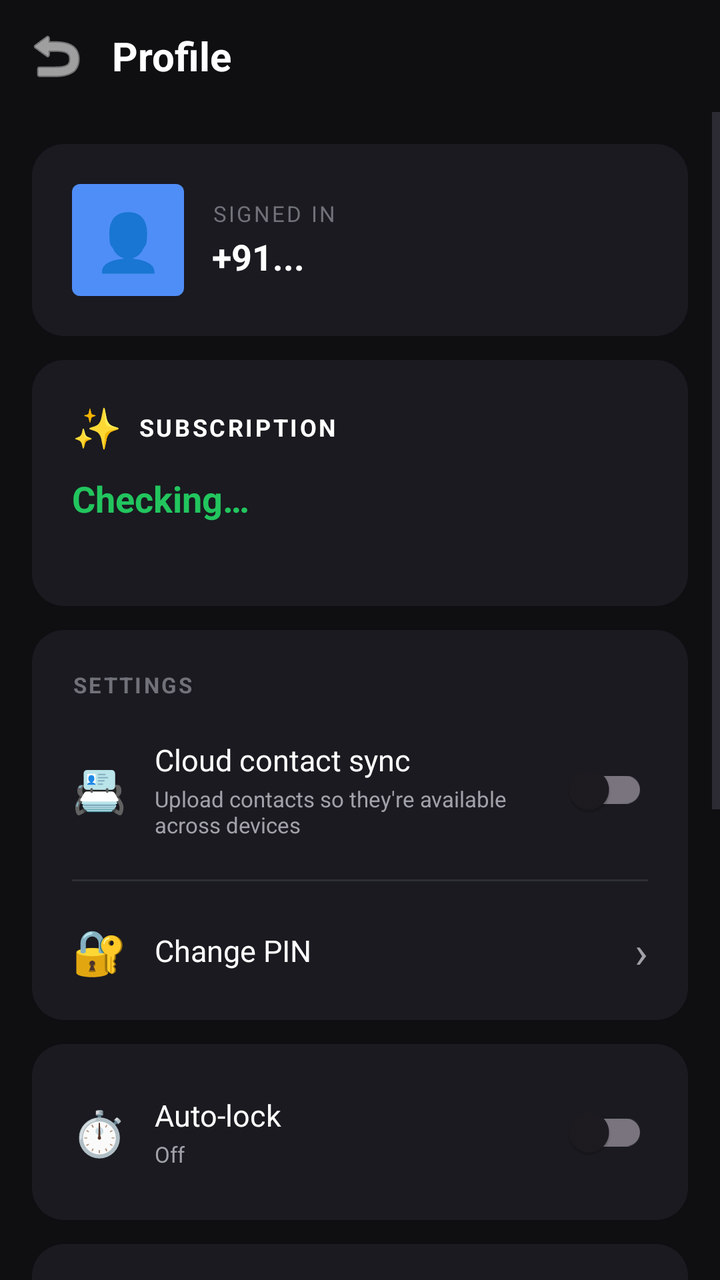
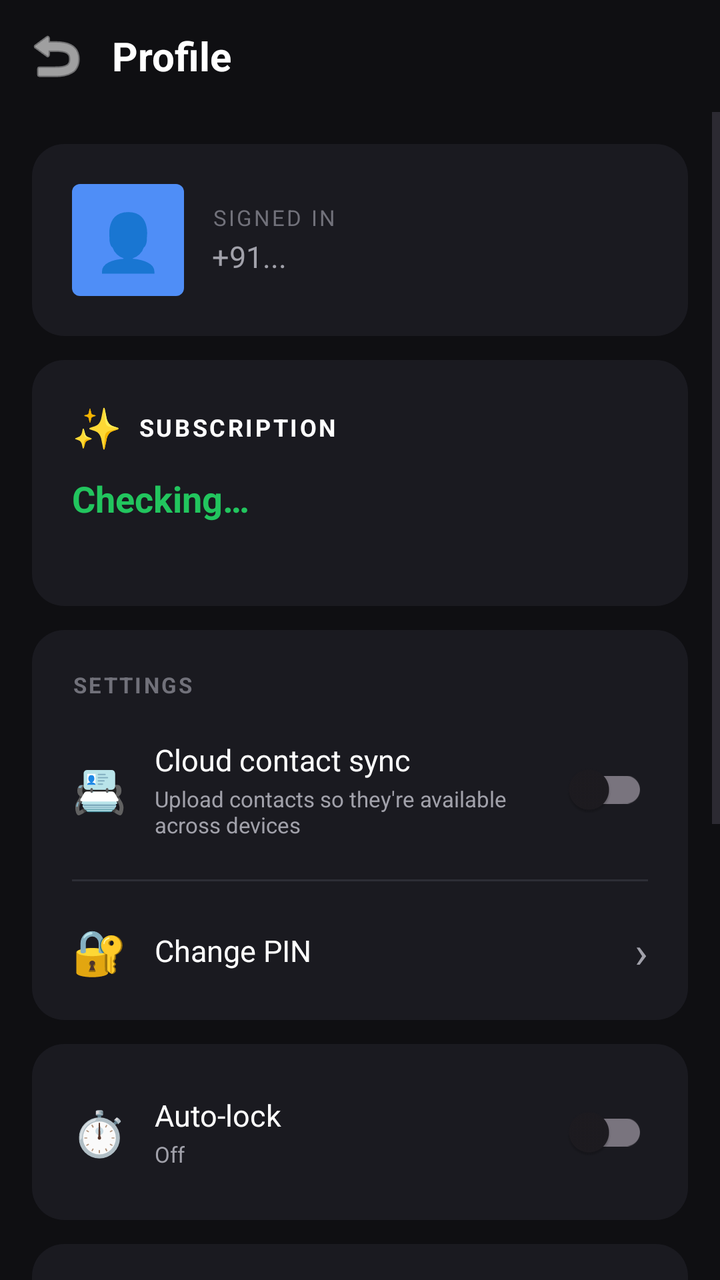

An Android layout rendered at two revisions. The XML below is the earlier revision; the diff shows what the commit changed to produce the second picture.
<!-- AndroidManifest.xml: application theme Theme.CallFilter -->
<!-- res/layout/activity_profile.xml -->
<?xml version="1.0" encoding="utf-8"?>
<LinearLayout xmlns:android="http://schemas.android.com/apk/res/android"
    android:layout_width="match_parent"
    android:layout_height="match_parent"
    android:orientation="vertical"
    android:background="@color/bg">

    
    <LinearLayout
        android:layout_width="match_parent"
        android:layout_height="56dp"
        android:orientation="horizontal"
        android:gravity="center_vertical"
        android:paddingStart="8dp"
        android:paddingEnd="16dp">
        <ImageButton
            android:id="@+id/btnBack"
            android:layout_width="40dp"
            android:layout_height="40dp"
            android:src="@android:drawable/ic_menu_revert"
            android:background="?android:attr/selectableItemBackgroundBorderless"
            android:contentDescription="Back"
            android:tint="@color/text"/>
        <TextView
            android:layout_width="0dp"
            android:layout_weight="1"
            android:layout_height="wrap_content"
            android:text="Profile"
            android:textSize="20sp"
            android:textStyle="bold"
            android:textColor="@color/text"
            android:layout_marginStart="8dp"/>
    </LinearLayout>

    <ScrollView
        android:layout_width="match_parent"
        android:layout_height="0dp"
        android:layout_weight="1">

        <LinearLayout
            android:layout_width="match_parent"
            android:layout_height="wrap_content"
            android:orientation="vertical"
            android:padding="16dp">

            
            <LinearLayout
                android:layout_width="match_parent"
                android:layout_height="wrap_content"
                android:orientation="horizontal"
                android:gravity="center_vertical"
                android:background="@drawable/card_bg"
                android:padding="20dp">

                <TextView
                    android:layout_width="56dp"
                    android:layout_height="56dp"
                    android:text="👤"
                    android:textSize="28sp"
                    android:gravity="center"
                    android:background="@drawable/badge_accent"
                    android:layout_marginEnd="14dp"/>

                <LinearLayout
                    android:layout_width="0dp"
                    android:layout_weight="1"
                    android:layout_height="wrap_content"
                    android:orientation="vertical">
                    <TextView
                        android:layout_width="wrap_content"
                        android:layout_height="wrap_content"
                        android:text="SIGNED IN"
                        android:textSize="11sp"
                        android:textColor="@color/muted"
                        android:letterSpacing="0.1"/>
                    <TextView
                        android:id="@+id/profileMobileLabel"
                        android:layout_width="wrap_content"
                        android:layout_height="wrap_content"
                        android:text="+91..."
                        android:textSize="18sp"
                        android:textStyle="bold"
                        android:textColor="@color/text"
                        android:layout_marginTop="2dp"/>
                </LinearLayout>
            </LinearLayout>

            
            <LinearLayout
                android:layout_width="match_parent"
                android:layout_height="wrap_content"
                android:orientation="vertical"
                android:background="@drawable/card_bg"
                android:padding="20dp"
                android:layout_marginTop="12dp">

                <LinearLayout
                    android:layout_width="match_parent"
                    android:layout_height="wrap_content"
                    android:orientation="horizontal"
                    android:gravity="center_vertical">
                    <TextView
                        android:layout_width="wrap_content"
                        android:layout_height="wrap_content"
                        android:text="✨"
                        android:textSize="20sp"
                        android:layout_marginEnd="8dp"/>
                    <TextView
                        android:layout_width="0dp"
                        android:layout_weight="1"
                        android:layout_height="wrap_content"
                        android:text="SUBSCRIPTION"
                        android:textSize="12sp"
                        android:textStyle="bold"
                        android:textColor="@color/text"
                        android:letterSpacing="0.1"/>
                </LinearLayout>

                <TextView
                    android:id="@+id/profileSubStatus"
                    android:layout_width="wrap_content"
                    android:layout_height="wrap_content"
                    android:text="Checking…"
                    android:textSize="18sp"
                    android:textStyle="bold"
                    android:textColor="@color/accept"
                    android:layout_marginTop="10dp"/>

                <TextView
                    android:id="@+id/profilePlanPrice"
                    android:layout_width="wrap_content"
                    android:layout_height="wrap_content"
                    android:text=""
                    android:textSize="13sp"
                    android:textColor="@color/subtext"
                    android:layout_marginTop="4dp"/>

                <TextView
                    android:id="@+id/btnManageSubscription"
                    android:layout_width="match_parent"
                    android:layout_height="46dp"
                    android:text="Manage / Cancel subscription"
                    android:textSize="13sp"
                    android:textStyle="bold"
                    android:textColor="@color/accent"
                    android:background="@drawable/btn_type_inactive"
                    android:gravity="center"
                    android:clickable="true"
                    android:focusable="true"
                    android:foreground="?android:attr/selectableItemBackground"
                    android:layout_marginTop="14dp"
                    android:visibility="gone"/>

                <TextView
                    android:id="@+id/btnViewPlans"
                    android:layout_width="match_parent"
                    android:layout_height="46dp"
                    android:text="🛒 Buy a plan"
                    android:textSize="13sp"
                    android:textStyle="bold"
                    android:textColor="@color/white"
                    android:background="@drawable/btn_accent"
                    android:gravity="center"
                    android:clickable="true"
                    android:focusable="true"
                    android:foreground="?android:attr/selectableItemBackground"
                    android:layout_marginTop="14dp"
                    android:visibility="gone"/>
            </LinearLayout>

            
            <LinearLayout
                android:layout_width="match_parent"
                android:layout_height="wrap_content"
                android:orientation="vertical"
                android:background="@drawable/card_bg"
                android:layout_marginTop="12dp">

                <TextView
                    android:layout_width="match_parent"
                    android:layout_height="wrap_content"
                    android:text="SETTINGS"
                    android:textSize="11sp"
                    android:textStyle="bold"
                    android:textColor="@color/muted"
                    android:letterSpacing="0.1"
                    android:paddingStart="20dp"
                    android:paddingEnd="20dp"
                    android:paddingTop="20dp"/>

                
                <LinearLayout
                    android:layout_width="match_parent"
                    android:layout_height="wrap_content"
                    android:orientation="horizontal"
                    android:gravity="center_vertical"
                    android:padding="20dp">
                    <TextView
                        android:layout_width="wrap_content"
                        android:layout_height="wrap_content"
                        android:text="📇"
                        android:textSize="22sp"
                        android:layout_marginEnd="14dp"/>
                    <LinearLayout
                        android:layout_width="0dp"
                        android:layout_weight="1"
                        android:layout_height="wrap_content"
                        android:orientation="vertical">
                        <TextView
                            android:layout_width="wrap_content"
                            android:layout_height="wrap_content"
                            android:text="Cloud contact sync"
                            android:textSize="15sp"
                            android:textColor="@color/text"/>
                        <TextView
                            android:layout_width="wrap_content"
                            android:layout_height="wrap_content"
                            android:text="Upload contacts so they're available across devices"
                            android:textSize="11sp"
                            android:textColor="@color/subtext"
                            android:layout_marginTop="2dp"/>
                    </LinearLayout>
                    <androidx.appcompat.widget.SwitchCompat
                        android:id="@+id/contactsSyncSwitch"
                        android:layout_width="wrap_content"
                        android:layout_height="wrap_content"
                        android:thumbTint="@color/text"
                        android:trackTint="@color/accent"/>
                </LinearLayout>

                <View
                    android:layout_width="match_parent"
                    android:layout_height="1dp"
                    android:background="@color/border"
                    android:layout_marginStart="20dp"
                    android:layout_marginEnd="20dp"/>

                
                <LinearLayout
                    android:id="@+id/rowChangePin"
                    android:layout_width="match_parent"
                    android:layout_height="wrap_content"
                    android:orientation="horizontal"
                    android:gravity="center_vertical"
                    android:padding="20dp"
                    android:clickable="true"
                    android:focusable="true"
                    android:background="?android:attr/selectableItemBackground">
                    <TextView
                        android:layout_width="wrap_content"
                        android:layout_height="wrap_content"
                        android:text="🔐"
                        android:textSize="22sp"
                        android:layout_marginEnd="14dp"/>
                    <TextView
                        android:layout_width="0dp"
                        android:layout_weight="1"
                        android:layout_height="wrap_content"
                        android:text="Change PIN"
                        android:textSize="15sp"
                        android:textColor="@color/text"/>
                    <TextView
                        android:layout_width="wrap_content"
                        android:layout_height="wrap_content"
                        android:text="›"
                        android:textSize="22sp"
                        android:textColor="@color/subtext"/>
                </LinearLayout>
            </LinearLayout>

            
            <LinearLayout
                android:layout_width="match_parent"
                android:layout_height="wrap_content"
                android:orientation="horizontal"
                android:gravity="center_vertical"
                android:background="@drawable/card_bg"
                android:padding="20dp"
                android:layout_marginTop="12dp">
                <TextView
                    android:layout_width="wrap_content"
                    android:layout_height="wrap_content"
                    android:text="⏱️"
                    android:textSize="22sp"
                    android:layout_marginEnd="14dp"/>
                <LinearLayout
                    android:layout_width="0dp"
                    android:layout_weight="1"
                    android:layout_height="wrap_content"
                    android:orientation="vertical">
                    <TextView
                        android:layout_width="wrap_content"
                        android:layout_height="wrap_content"
                        android:text="Auto-lock"
                        android:textSize="15sp"
                        android:textColor="@color/text"/>
                    <TextView
                        android:id="@+id/autoLockSummary"
                        android:layout_width="wrap_content"
                        android:layout_height="wrap_content"
                        android:text="Off"
                        android:textSize="11sp"
                        android:textColor="@color/subtext"
                        android:layout_marginTop="2dp"/>
                </LinearLayout>
                <androidx.appcompat.widget.SwitchCompat
                    android:id="@+id/autoLockSwitch"
                    android:layout_width="wrap_content"
                    android:layout_height="wrap_content"
                    android:thumbTint="@color/text"
                    android:trackTint="@color/accent"/>
            </LinearLayout>

            
            <LinearLayout
                android:id="@+id/rowLock"
                android:layout_width="match_parent"
                android:layout_height="wrap_content"
                android:orientation="horizontal"
                android:gravity="center_vertical"
                android:background="@drawable/card_bg"
                android:padding="20dp"
                android:layout_marginTop="12dp"
                android:clickable="true"
                android:focusable="true"
                android:foreground="?android:attr/selectableItemBackground">
                <TextView
                    android:layout_width="wrap_content"
                    android:layout_height="wrap_content"
                    android:text="🔒"
                    android:textSize="22sp"
                    android:layout_marginEnd="14dp"/>
                <LinearLayout
                    android:layout_width="0dp"
                    android:layout_weight="1"
                    android:layout_height="wrap_content"
                    android:orientation="vertical">
                    <TextView
                        android:layout_width="wrap_content"
                        android:layout_height="wrap_content"
                        android:text="Lock app"
                        android:textSize="15sp"
                        android:textColor="@color/text"/>
                    <TextView
                        android:layout_width="wrap_content"
                        android:layout_height="wrap_content"
                        android:text="Require PIN on next open"
                        android:textSize="11sp"
                        android:textColor="@color/subtext"
                        android:layout_marginTop="2dp"/>
                </LinearLayout>
                <TextView
                    android:layout_width="wrap_content"
                    android:layout_height="wrap_content"
                    android:text="›"
                    android:textSize="22sp"
                    android:textColor="@color/subtext"/>
            </LinearLayout>

            
            <LinearLayout
                android:id="@+id/rowLogout"
                android:layout_width="match_parent"
                android:layout_height="wrap_content"
                android:orientation="horizontal"
                android:gravity="center_vertical"
                android:background="@drawable/card_bg"
                android:padding="20dp"
                android:layout_marginTop="12dp"
                android:clickable="true"
                android:focusable="true"
                android:foreground="?android:attr/selectableItemBackground">
                <TextView
                    android:layout_width="wrap_content"
                    android:layout_height="wrap_content"
                    android:text="🚪"
                    android:textSize="22sp"
                    android:layout_marginEnd="14dp"/>
                <TextView
                    android:layout_width="0dp"
                    android:layout_weight="1"
                    android:layout_height="wrap_content"
                    android:text="Sign out"
                    android:textSize="15sp"
                    android:textColor="@color/reject"/>
            </LinearLayout>

            
            <LinearLayout
                android:layout_width="match_parent"
                android:layout_height="wrap_content"
                android:orientation="vertical"
                android:background="@drawable/card_bg"
                android:padding="16dp"
                android:layout_marginBottom="12dp">
                <LinearLayout
                    android:layout_width="match_parent"
                    android:layout_height="wrap_content"
                    android:orientation="horizontal"
                    android:gravity="center_vertical"
                    android:layout_marginBottom="10dp">
                    <LinearLayout android:layout_width="0dp" android:layout_weight="1"
                        android:layout_height="wrap_content" android:orientation="vertical">
                        <TextView android:layout_width="wrap_content" android:layout_height="wrap_content"
                            android:text="Auto-reply SMS when call is blocked"
                            android:textSize="14sp" android:textStyle="bold" android:textColor="@color/text"/>
                        <TextView android:layout_width="wrap_content" android:layout_height="wrap_content"
                            android:text="Sends SMS automatically to blocked callers"
                            android:textSize="12sp" android:textColor="@color/subtext" android:layout_marginTop="2dp"/>
                    </LinearLayout>
                    <androidx.appcompat.widget.SwitchCompat
                        android:id="@+id/switchAutoSms"
                        android:layout_width="wrap_content" android:layout_height="wrap_content"/>
                </LinearLayout>
                <EditText
                    android:id="@+id/etAutoSmsMessage"
                    android:layout_width="match_parent" android:layout_height="wrap_content"
                    android:hint="SMS message to send to blocked callers..."
                    android:textSize="13sp" android:textColor="@color/text"
                    android:textColorHint="@color/muted"
                    android:background="@drawable/btn_type_inactive"
                    android:padding="10dp" android:minLines="2" android:maxLines="4"
                    android:inputType="textMultiLine" android:gravity="top"/>
                <Button
                    android:id="@+id/btnSaveSmsMessage"
                    android:layout_width="wrap_content" android:layout_height="36dp"
                    android:text="Save message" android:textSize="12sp" android:textColor="#fff"
                    android:background="@drawable/btn_accent"
                    android:paddingStart="14dp" android:paddingEnd="14dp"
                    android:layout_marginTop="8dp" android:minWidth="0dp"/>
            </LinearLayout>
            <TextView
                android:id="@+id/tvAppVersion"
                android:layout_width="match_parent"
                android:layout_height="wrap_content"
                android:text="AI CallFilter · v1.25.228"
                android:textSize="11sp"
                android:textColor="@color/muted"
                android:gravity="center"
                android:layout_marginTop="24dp"/>
        </LinearLayout>
    </ScrollView>
</LinearLayout>
<!-- resources referenced by this layout -->
<resources>
  <color name="accent">#4F8EF7</color>
  <color name="accept">#22C55E</color>
  <color name="bg">#0F0F12</color>
  <color name="border">#2D2E36</color>
  <color name="muted">#71717A</color>
  <color name="reject">#EF4444</color>
  <color name="subtext">#A1A1AA</color>
  <color name="text">#FFFFFF</color>
  <color name="white">#FFFFFF</color>
  <!-- drawable badge_accent (drawable) -->
  <?xml version="1.0" encoding="utf-8"?>
  <shape xmlns:android="http://schemas.android.com/apk/res/android" android:shape="rectangle">
      <corners android:radius="4dp"/>
      <solid android:color="#4F8EF7"/>
  </shape>
  <!-- drawable btn_accent (drawable) -->
  <?xml version="1.0" encoding="utf-8"?>
  <shape xmlns:android="http://schemas.android.com/apk/res/android" android:shape="rectangle">
      <corners android:radius="12dp"/>
      <solid android:color="#4F8EF7"/>
  </shape>
  <!-- drawable btn_type_inactive (drawable) -->
  <?xml version="1.0" encoding="utf-8"?>
  <shape xmlns:android="http://schemas.android.com/apk/res/android" android:shape="rectangle">
      <corners android:radius="12dp"/>
      <solid android:color="#22232A"/>
      <stroke android:width="1dp" android:color="#2D2E36"/>
  </shape>
  <!-- drawable card_bg (drawable) -->
  <?xml version="1.0" encoding="utf-8"?>
  <shape xmlns:android="http://schemas.android.com/apk/res/android" android:shape="rectangle">
      <corners android:radius="16dp"/>
      <solid android:color="#1A1A20"/>
  </shape>
  <style name="Theme.CallFilter" parent="Theme.Material3.DayNight.NoActionBar">
          <item name="android:windowBackground">@color/bg</item>
          <item name="android:statusBarColor">@color/bg</item>
          <item name="android:navigationBarColor">@color/bg</item>
          <item name="android:windowLightStatusBar">false</item>
          <item name="colorPrimary">@color/accent</item>
          <item name="colorOnPrimary">@color/white</item>
          <item name="android:textColor">@color/text</item>
      </style>
</resources>

<!-- the commit's change to res/layout/activity_profile.xml (unified diff, before → after) -->
@@ -74,13 +74,22 @@
                         android:textColor="@color/muted"
                         android:letterSpacing="0.1"/>
                     <TextView
-                        android:id="@+id/profileMobileLabel"
-                        android:layout_width="wrap_content"
-                        android:layout_height="wrap_content"
-                        android:text="+91..."
-                        android:textSize="18sp"
+                        android:id="@+id/profileNameLabel"
+                        android:layout_width="wrap_content"
+                        android:layout_height="wrap_content"
+                        android:text=""
+                        android:textSize="20sp"
                         android:textStyle="bold"
                         android:textColor="@color/text"
+                        android:layout_marginTop="2dp"
+                        android:visibility="gone"/>
+                    <TextView
+                        android:id="@+id/profileMobileLabel"
+                        android:layout_width="wrap_content"
+                        android:layout_height="wrap_content"
+                        android:text="+91..."
+                        android:textSize="15sp"
+                        android:textColor="@color/subtext"
                         android:layout_marginTop="2dp"/>
                 </LinearLayout>
             </LinearLayout>
@@ -398,42 +407,39 @@
                     android:layout_height="wrap_content"
                     android:orientation="horizontal"
                     android:gravity="center_vertical"
-                    android:layout_marginBottom="10dp">
-                    <LinearLayout android:layout_width="0dp" android:layout_weight="1"
-                        android:layout_height="wrap_content" android:orientation="vertical">
-                        <TextView android:layout_width="wrap_content" android:layout_height="wrap_content"
-                            android:text="Auto-reply SMS when call is blocked"
-                            android:textSize="14sp" android:textStyle="bold" android:textColor="@color/text"/>
-                        <TextView android:layout_width="wrap_content" android:layout_height="wrap_content"
-                            android:text="Sends SMS automatically to blocked callers"
-                            android:textSize="12sp" android:textColor="@color/subtext" android:layout_marginTop="2dp"/>
-                    </LinearLayout>
-                    <androidx.appcompat.widget.SwitchCompat
-                        android:id="@+id/switchAutoSms"
-                        android:layout_width="wrap_content" android:layout_height="wrap_content"/>
-                </LinearLayout>
-                <EditText
-                    android:id="@+id/etAutoSmsMessage"
-                    android:layout_width="match_parent" android:layout_height="wrap_content"
-                    android:hint="SMS message to send to blocked callers..."
-                    android:textSize="13sp" android:textColor="@color/text"
-                    android:textColorHint="@color/muted"
-                    android:background="@drawable/btn_type_inactive"
-                    android:padding="10dp" android:minLines="2" android:maxLines="4"
-                    android:inputType="textMultiLine" android:gravity="top"/>
+                    android:layout_marginBottom="4dp">
+                    <TextView android:layout_width="wrap_content" android:layout_height="wrap_content"
+                        android:text="💬" android:textSize="20sp" android:layout_marginEnd="8dp"/>
+                    <TextView android:layout_width="0dp" android:layout_weight="1"
+                        android:layout_height="wrap_content"
+                        android:text="Auto-Reply SMS Templates"
+                        android:textSize="15sp" android:textStyle="bold" android:textColor="@color/text"/>
+                </LinearLayout>
+                <TextView android:layout_width="match_parent" android:layout_height="wrap_content"
+                    android:text="Saved messages you can pick from when you start a Block All Now session. The chosen template is auto-sent to blocked callers."
+                    android:textSize="12sp" android:textColor="@color/subtext"
+                    android:layout_marginBottom="12dp"/>
+
+                
+                <LinearLayout
+                    android:id="@+id/smsTemplatesContainer"
+                    android:layout_width="match_parent"
+                    android:layout_height="wrap_content"
+                    android:orientation="vertical"/>
+
                 <Button
-                    android:id="@+id/btnSaveSmsMessage"
-                    android:layout_width="wrap_content" android:layout_height="36dp"
-                    android:text="Save message" android:textSize="12sp" android:textColor="#fff"
+                    android:id="@+id/btnAddSmsTemplate"
+                    android:layout_width="wrap_content" android:layout_height="40dp"
+                    android:text="+ Add template" android:textSize="13sp" android:textColor="#fff"
                     android:background="@drawable/btn_accent"
-                    android:paddingStart="14dp" android:paddingEnd="14dp"
+                    android:paddingStart="16dp" android:paddingEnd="16dp"
                     android:layout_marginTop="8dp" android:minWidth="0dp"/>
             </LinearLayout>
             <TextView
                 android:id="@+id/tvAppVersion"
                 android:layout_width="match_parent"
                 android:layout_height="wrap_content"
-                android:text="AI CallFilter · v1.25.228"
+                android:text="AI CallFilter · v1.25.229"
                 android:textSize="11sp"
                 android:textColor="@color/muted"
                 android:gravity="center"
